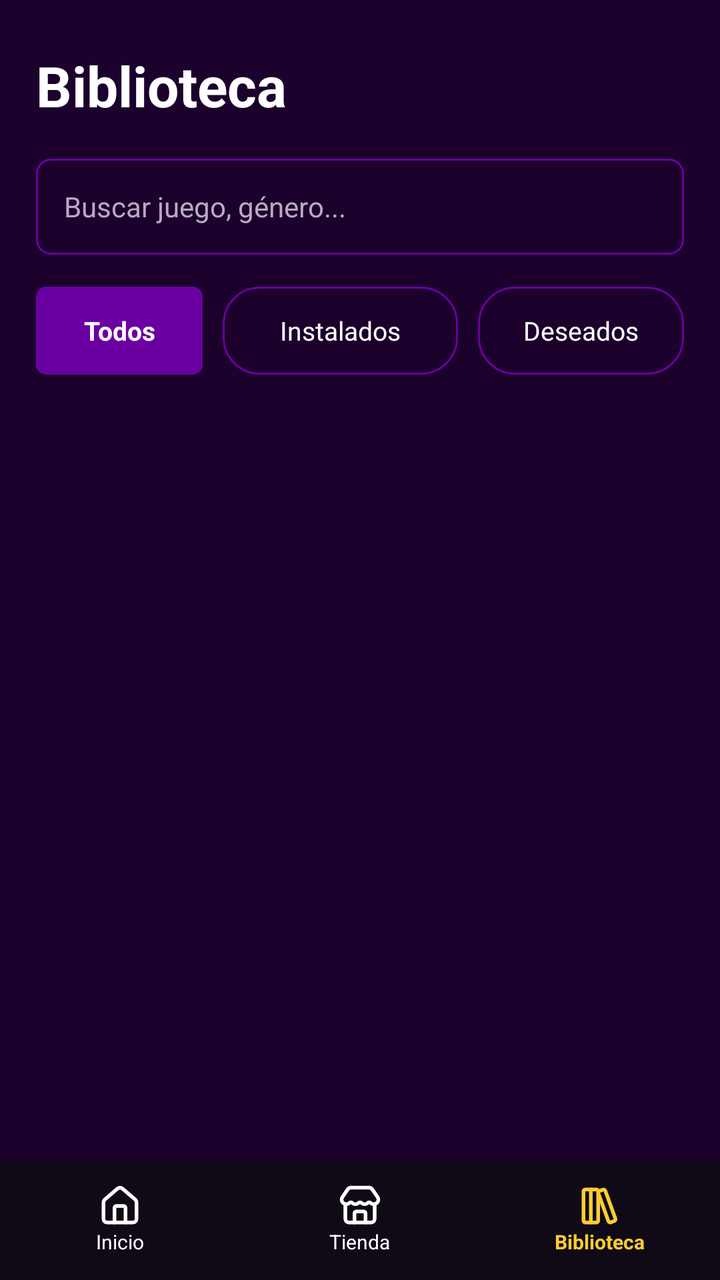
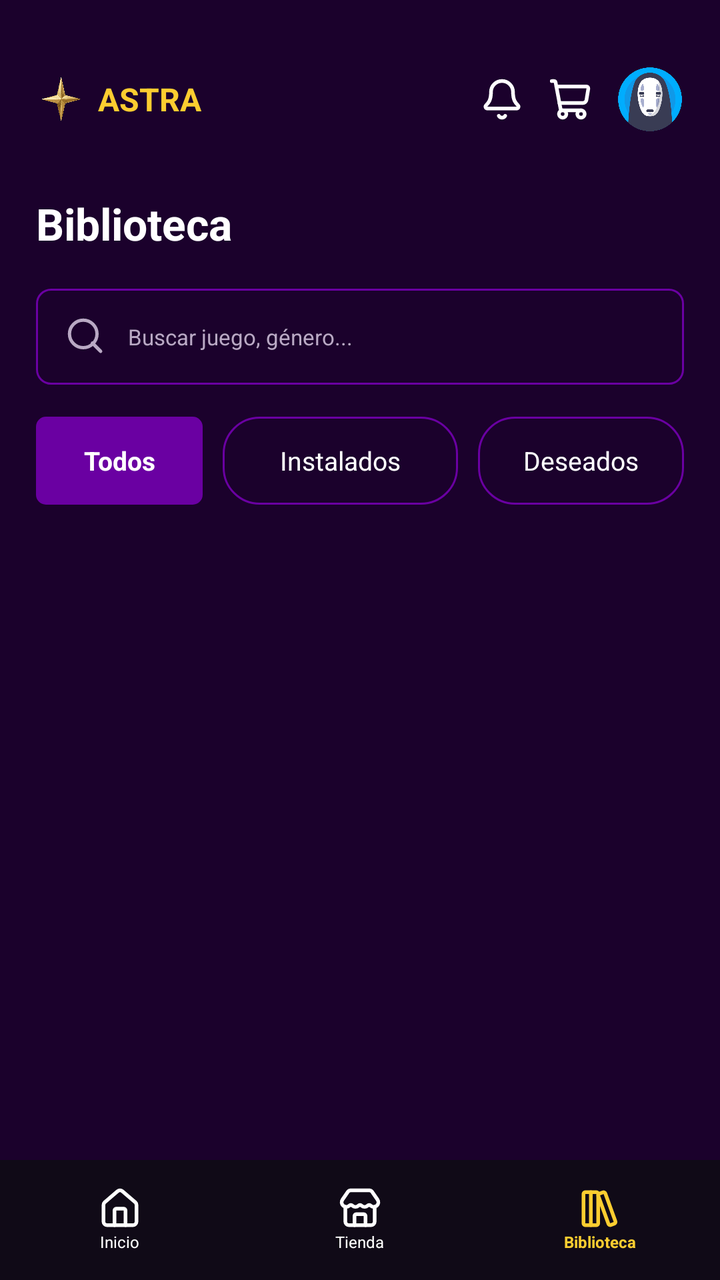

Two renders of the same Android screen: before a commit and after it. Below are the layout's source before the change and the commit's diff.
<!-- AndroidManifest.xml: activity theme Theme.Astra -->
<!-- res/layout/activity_biblioteca.xml -->
<?xml version="1.0" encoding="utf-8"?>
<androidx.constraintlayout.widget.ConstraintLayout xmlns:android="http://schemas.android.com/apk/res/android"
    xmlns:app="http://schemas.android.com/apk/res-auto"
    android:layout_width="match_parent"
    android:layout_height="match_parent"
    android:background="@color/fondo_app">

    <androidx.core.widget.NestedScrollView
        android:layout_width="0dp"
        android:layout_height="0dp"
        android:fillViewport="true"
        app:layout_constraintBottom_toTopOf="@id/barraNavegacionBiblioteca"
        app:layout_constraintEnd_toEndOf="parent"
        app:layout_constraintStart_toStartOf="parent"
        app:layout_constraintTop_toTopOf="parent">

        <LinearLayout
            android:layout_width="match_parent"
            android:layout_height="wrap_content"
            android:orientation="vertical"
            android:paddingStart="18dp"
            android:paddingTop="24dp"
            android:paddingEnd="18dp"
            android:paddingBottom="20dp">

            <TextView
                android:layout_width="match_parent"
                android:layout_height="wrap_content"
                android:text="Biblioteca"
                android:textColor="@color/texto_principal"
                android:textSize="28sp"
                android:textStyle="bold" />

            <EditText
                android:id="@+id/etBuscarBiblioteca"
                android:layout_width="match_parent"
                android:layout_height="48dp"
                android:layout_marginTop="18dp"
                android:background="@drawable/bg_buscador"
                android:hint="Buscar juego, género..."
                android:inputType="text"
                android:paddingStart="14dp"
                android:paddingEnd="12dp"
                android:singleLine="true"
                android:textColor="@color/texto_principal"
                android:textColorHint="@color/texto_secundario"
                android:textSize="14sp" />

            <LinearLayout
                android:layout_width="match_parent"
                android:layout_height="44dp"
                android:layout_marginTop="16dp"
                android:orientation="horizontal">

                <TextView
                    android:id="@+id/filtroTodos"
                    android:layout_width="0dp"
                    android:layout_height="match_parent"
                    android:layout_marginEnd="5dp"
                    android:layout_weight="0.85"
                    android:background="@drawable/bg_boton_comprar"
                    android:gravity="center"
                    android:text="Todos"
                    android:textColor="@color/texto_principal"
                    android:textSize="13sp"
                    android:textStyle="bold" />

                <TextView
                    android:id="@+id/filtroInstalados"
                    android:layout_width="0dp"
                    android:layout_height="match_parent"
                    android:layout_marginStart="5dp"
                    android:layout_marginEnd="5dp"
                    android:layout_weight="1.2"
                    android:background="@drawable/bg_filtro"
                    android:gravity="center"
                    android:text="Instalados"
                    android:textColor="@color/texto_principal"
                    android:textSize="13sp" />

                <TextView
                    android:id="@+id/filtroDeseados"
                    android:layout_width="0dp"
                    android:layout_height="match_parent"
                    android:layout_marginStart="5dp"
                    android:layout_weight="1.05"
                    android:background="@drawable/bg_filtro"
                    android:gravity="center"
                    android:text="Deseados"
                    android:textColor="@color/texto_principal"
                    android:textSize="13sp" />
            </LinearLayout>

            <TextView
                android:id="@+id/tvBibliotecaVacia"
                android:layout_width="match_parent"
                android:layout_height="wrap_content"
                android:layout_marginTop="44dp"
                android:gravity="center"
                android:text="No hay juegos para mostrar"
                android:textColor="@color/texto_secundario"
                android:textSize="14sp"
                android:visibility="gone" />

            <LinearLayout
                android:id="@+id/contenedorBiblioteca"
                android:layout_width="match_parent"
                android:layout_height="wrap_content"
                android:layout_marginTop="22dp"
                android:orientation="vertical" />
        </LinearLayout>
    </androidx.core.widget.NestedScrollView>

    <LinearLayout
        android:id="@+id/barraNavegacionBiblioteca"
        android:layout_width="0dp"
        android:layout_height="60dp"
        android:background="@color/barra_navegacion"
        android:gravity="center"
        android:orientation="horizontal"
        app:layout_constraintBottom_toBottomOf="parent"
        app:layout_constraintEnd_toEndOf="parent"
        app:layout_constraintStart_toStartOf="parent">

        <LinearLayout
            android:id="@+id/navInicioBiblioteca"
            android:layout_width="0dp"
            android:layout_height="match_parent"
            android:layout_weight="1"
            android:gravity="center"
            android:orientation="vertical">
            <ImageView
                android:layout_width="22dp"
                android:layout_height="22dp"
                android:src="@drawable/house"
                android:tint="@color/texto_principal"
                android:contentDescription="Inicio" />
            <TextView
                android:layout_width="wrap_content"
                android:layout_height="wrap_content"
                android:text="Inicio"
                android:textColor="@color/texto_principal"
                android:textSize="10sp" />
        </LinearLayout>

        <LinearLayout
            android:id="@+id/navTiendaBiblioteca"
            android:layout_width="0dp"
            android:layout_height="match_parent"
            android:layout_weight="1"
            android:gravity="center"
            android:orientation="vertical">
            <ImageView
                android:layout_width="22dp"
                android:layout_height="22dp"
                android:src="@drawable/store"
                android:tint="@color/texto_principal"
                android:contentDescription="Tienda" />
            <TextView
                android:layout_width="wrap_content"
                android:layout_height="wrap_content"
                android:text="Tienda"
                android:textColor="@color/texto_principal"
                android:textSize="10sp" />
        </LinearLayout>

        <LinearLayout
            android:layout_width="0dp"
            android:layout_height="match_parent"
            android:layout_weight="1"
            android:gravity="center"
            android:orientation="vertical">
            <ImageView
                android:layout_width="22dp"
                android:layout_height="22dp"
                android:src="@drawable/library_big"
                android:tint="@color/acento"
                android:contentDescription="Biblioteca" />
            <TextView
                android:layout_width="wrap_content"
                android:layout_height="wrap_content"
                android:text="Biblioteca"
                android:textColor="@color/acento"
                android:textSize="10sp"
                android:textStyle="bold" />
        </LinearLayout>
    </LinearLayout>
</androidx.constraintlayout.widget.ConstraintLayout>
<!-- resources referenced by this layout -->
<resources>
  <color name="acento">#FCCD30</color>
  <color name="barra_navegacion">#100A17</color>
  <color name="fondo_app">#1B012C</color>
  <color name="texto_principal">#FFFFFF</color>
  <color name="texto_secundario">#B9A9C4</color>
  <style name="Theme.Astra" parent="android:Theme.Material.Light.NoActionBar" />
  <color name="violeta_principal">#6A00A2</color>
  <!-- unchanged entries left out for length: 6 -->
</resources>

<!-- the commit's change to res/layout/activity_biblioteca.xml (unified diff, before → after) -->
@@ -19,16 +19,22 @@
             android:layout_height="wrap_content"
             android:orientation="vertical"
             android:paddingStart="18dp"
-            android:paddingTop="24dp"
+            android:paddingTop="22dp"
             android:paddingEnd="18dp"
             android:paddingBottom="20dp">
 
-            <TextView
-                android:layout_width="match_parent"
-                android:layout_height="wrap_content"
+            <include
+                layout="@layout/view_app_header"
+                android:layout_width="match_parent"
+                android:layout_height="55dp" />
+
+            <TextView
+                android:layout_width="match_parent"
+                android:layout_height="wrap_content"
+                android:layout_marginTop="20dp"
                 android:text="Biblioteca"
                 android:textColor="@color/texto_principal"
-                android:textSize="28sp"
+                android:textSize="22sp"
                 android:textStyle="bold" />
 
             <EditText
@@ -37,6 +43,9 @@
                 android:layout_height="48dp"
                 android:layout_marginTop="18dp"
                 android:background="@drawable/bg_buscador"
+                android:drawableStart="@drawable/ic_search"
+                android:drawablePadding="10dp"
+                android:drawableTint="@color/texto_secundario"
                 android:hint="Buscar juego, género..."
                 android:inputType="text"
                 android:paddingStart="14dp"
@@ -44,7 +53,7 @@
                 android:singleLine="true"
                 android:textColor="@color/texto_principal"
                 android:textColorHint="@color/texto_secundario"
-                android:textSize="14sp" />
+                android:textSize="11sp" />
 
             <LinearLayout
                 android:layout_width="match_parent"
@@ -140,7 +149,7 @@
                 android:layout_height="wrap_content"
                 android:text="Inicio"
                 android:textColor="@color/texto_principal"
-                android:textSize="10sp" />
+                android:textSize="8sp" />
         </LinearLayout>
 
         <LinearLayout
@@ -161,7 +170,7 @@
                 android:layout_height="wrap_content"
                 android:text="Tienda"
                 android:textColor="@color/texto_principal"
-                android:textSize="10sp" />
+                android:textSize="8sp" />
         </LinearLayout>
 
         <LinearLayout
@@ -181,8 +190,93 @@
                 android:layout_height="wrap_content"
                 android:text="Biblioteca"
                 android:textColor="@color/acento"
-                android:textSize="10sp"
+                android:textSize="8sp"
                 android:textStyle="bold" />
         </LinearLayout>
     </LinearLayout>
 </androidx.constraintlayout.widget.ConstraintLayout>
+<!-- res/layout/view_app_header.xml (included above) -->
+<?xml version="1.0" encoding="utf-8"?>
+<androidx.constraintlayout.widget.ConstraintLayout xmlns:android="http://schemas.android.com/apk/res/android"
+    xmlns:app="http://schemas.android.com/apk/res-auto"
+    android:layout_width="match_parent"
+    android:layout_height="55dp">
+
+    <ImageView
+        android:id="@+id/logoEstrella"
+        android:layout_width="25dp"
+        android:layout_height="25dp"
+        android:contentDescription="@string/logo"
+        android:scaleType="fitCenter"
+        android:src="@drawable/estrella_logo"
+        app:layout_constraintBottom_toBottomOf="parent"
+        app:layout_constraintStart_toStartOf="parent"
+        app:layout_constraintTop_toTopOf="parent" />
+
+    <TextView
+        android:id="@+id/logoAstra"
+        android:layout_width="wrap_content"
+        android:layout_height="wrap_content"
+        android:layout_marginStart="6dp"
+        android:text="ASTRA"
+        android:textColor="@color/acento"
+        android:textSize="16sp"
+        android:textStyle="bold"
+        app:layout_constraintBottom_toBottomOf="parent"
+        app:layout_constraintStart_toEndOf="@id/logoEstrella"
+        app:layout_constraintTop_toTopOf="parent" />
+
+    <ImageView
+        android:id="@+id/btnNotificaciones"
+        android:layout_width="22dp"
+        android:layout_height="30dp"
+        android:layout_marginEnd="12dp"
+        android:contentDescription="@string/desc_notificaciones"
+        android:scaleType="centerInside"
+        android:src="@drawable/bell"
+        android:tint="@color/texto_principal"
+        app:layout_constraintBottom_toBottomOf="parent"
+        app:layout_constraintEnd_toStartOf="@id/btnCarrito"
+        app:layout_constraintTop_toTopOf="parent" />
+
+    <ImageView
+        android:id="@+id/btnCarrito"
+        android:layout_width="22dp"
+        android:layout_height="30dp"
+        android:layout_marginEnd="12dp"
+        android:contentDescription="@string/desc_carrito"
+        android:scaleType="centerInside"
+        android:src="@drawable/shopping_cart"
+        android:tint="@color/texto_principal"
+        app:layout_constraintBottom_toBottomOf="parent"
+        app:layout_constraintEnd_toStartOf="@id/btnPerfil"
+        app:layout_constraintTop_toTopOf="parent" />
+
+    <TextView
+        android:id="@+id/tvBadgeCarrito"
+        android:layout_width="14dp"
+        android:layout_height="14dp"
+        android:layout_marginStart="12dp"
+        android:layout_marginTop="2dp"
+        android:background="@drawable/bg_badge"
+        android:gravity="center"
+        android:includeFontPadding="false"
+        android:text="0"
+        android:textColor="@color/texto_principal"
+        android:textSize="8sp"
+        android:textStyle="bold"
+        android:visibility="gone"
+        app:layout_constraintStart_toStartOf="@id/btnCarrito"
+        app:layout_constraintTop_toTopOf="@id/btnCarrito" />
+
+    <ImageView
+        android:id="@+id/btnPerfil"
+        android:layout_width="34dp"
+        android:layout_height="34dp"
+        android:contentDescription="@string/desc_perfil"
+        android:scaleType="centerCrop"
+        android:src="@drawable/perfil_logo"
+        app:layout_constraintBottom_toBottomOf="parent"
+        app:layout_constraintEnd_toEndOf="parent"
+        app:layout_constraintTop_toTopOf="parent" />
+</androidx.constraintlayout.widget.ConstraintLayout>
<!-- resource entries referenced after the edit -->
@@ -5,6 +5,100 @@
   <color name="fondo_app">#1B012C</color>
   <color name="texto_principal">#FFFFFF</color>
   <color name="texto_secundario">#B9A9C4</color>
+  <!-- drawable bell (drawable) -->
+  <?xml version="1.0" encoding="utf-8"?>
+  <vector xmlns:android="http://schemas.android.com/apk/res/android"
+      android:width="24dp"
+      android:height="24dp"
+      android:viewportWidth="24"
+      android:viewportHeight="24">
+  
+    <path
+        android:pathData="M10.268,21a2,2 0,0 0,3.464 0"
+        android:strokeLineJoin="round"
+        android:strokeWidth="2"
+        android:fillColor="#00000000"
+        android:strokeColor="@color/texto_principal"
+        android:strokeLineCap="round" />
+  
+    <path
+        android:pathData="M3.262,15.326A1,1 0,0 0,4 17h16a1,1 0 0,0,0.74 -1.673C19.41,13.956 18,12.499 18,8A6,6 0,0 0,6 8c0,4.499 -1.411,5.956 -2.738,7.326"
+        android:strokeLineJoin="round"
+        android:strokeWidth="2"
+        android:fillColor="#00000000"
+        android:strokeColor="@color/texto_principal"
+        android:strokeLineCap="round" />
+  
+  </vector>
+  <!-- drawable bg_badge (drawable) -->
+  <?xml version="1.0" encoding="utf-8"?>
+  <shape xmlns:android="http://schemas.android.com/apk/res/android"
+      android:shape="oval">
+      <solid android:color="@color/violeta_principal" />
+      <stroke
+          android:width="1dp"
+          android:color="@color/fondo_app" />
+  </shape>
+  <!-- drawable estrella_logo: png bitmap (drawable, 473174 bytes) -->
+  <!-- drawable ic_search (drawable) -->
+  <vector xmlns:android="http://schemas.android.com/apk/res/android"
+      android:width="22dp"
+      android:height="22dp"
+      android:viewportWidth="24"
+      android:viewportHeight="24">
+      <path
+          android:fillColor="@android:color/transparent"
+          android:pathData="M20,20l-4.5,-4.5M18,10.5a7.5,7.5 0,1 1,-15 0 7.5,7.5 0,0 1,15 0z"
+          android:strokeColor="@color/texto_principal"
+          android:strokeLineCap="round"
+          android:strokeLineJoin="round"
+          android:strokeWidth="1.8" />
+  </vector>
+  <!-- drawable perfil_logo: png bitmap (drawable, 44161 bytes) -->
+  <!-- drawable shopping_cart (drawable) -->
+  <vector xmlns:android="http://schemas.android.com/apk/res/android"
+      android:width="24dp"
+      android:height="24dp"
+      android:viewportWidth="24"
+      android:viewportHeight="24">
+  
+    <path
+        android:pathData="m2.05,2.05 l1.099,-0.028a1,1 0,0 1,1.008 0.815l2.69,14.347A1,1 0,0 0,7.83 18H18"
+        android:strokeLineJoin="round"
+        android:strokeWidth="2"
+        android:fillColor="#00000000"
+        android:strokeColor="@color/texto_principal"
+        android:strokeLineCap="round"/>
+  
+    <path
+        android:pathData="M4.563,5h16.435a1,1 0,0 1,0.981 1.204l-1.026,6.226A2,2 0,0 1,18.962 14H6.25"
+        android:strokeLineJoin="round"
+        android:strokeWidth="2"
+        android:fillColor="#00000000"
+        android:strokeColor="@color/texto_principal"
+        android:strokeLineCap="round"/>
+  
+    <path
+        android:pathData="M18,20m-2,0a2,2 0,1 1,4 0a2,2 0,1 1,-4 0"
+        android:strokeLineJoin="round"
+        android:strokeWidth="2"
+        android:fillColor="#00000000"
+        android:strokeColor="@color/texto_principal"
+        android:strokeLineCap="round"/>
+  
+    <path
+        android:pathData="M8,20m-2,0a2,2 0,1 1,4 0a2,2 0,1 1,-4 0"
+        android:strokeLineJoin="round"
+        android:strokeWidth="2"
+        android:fillColor="#00000000"
+        android:strokeColor="@color/texto_principal"
+        android:strokeLineCap="round"/>
+  
+  </vector>
+  <string name="desc_carrito">Carrito</string>
+  <string name="desc_notificaciones">Notificaciones</string>
+  <string name="desc_perfil">Perfil</string>
+  <string name="logo">✦ ASTRA</string>
   <style name="Theme.Astra" parent="android:Theme.Material.Light.NoActionBar" />
   <color name="violeta_principal">#6A00A2</color>
   <!-- unchanged entries left out for length: 6 -->
